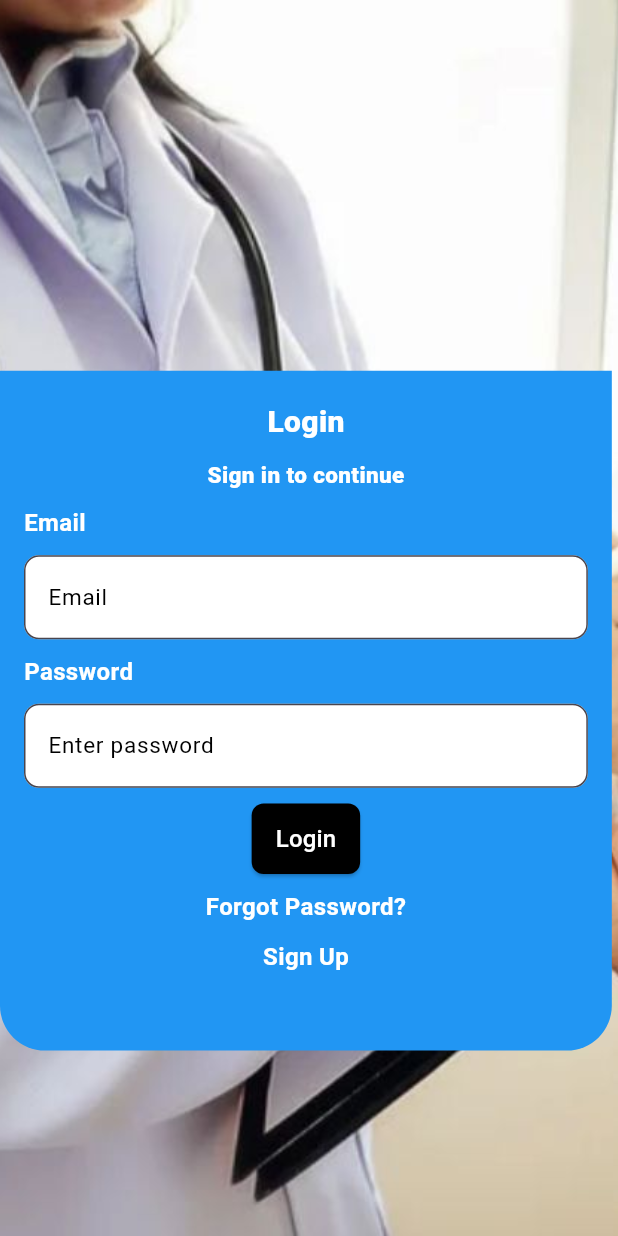
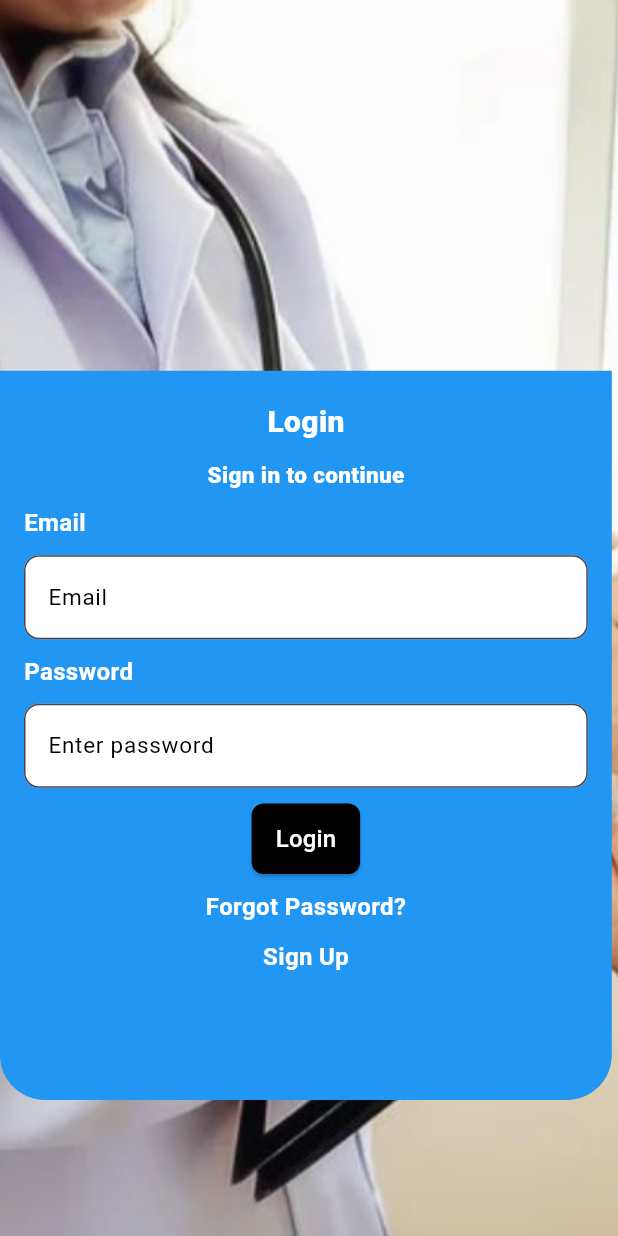
Before and after one commit to Nouman-Tasif/e-willness, a Flutter app: the LoginScreen screen opened directly, on a phone screen of 412 x 824 dp. Run offline on Flutter 3.47's test engine with Material 2 defaults, Android fonts, the phone set to English and light mode, and no system bars; our stand-ins replace cloud_firestore, firebase_auth, firebase_core, fluttertoast; accounts and stored records are empty.

Commit message:
ui issue fixed

```diff
--- a/lib/screen/login_screen.dart
+++ b/lib/screen/login_screen.dart
@@ -58,7 +58,7 @@ class _LoginScreenState extends State<LoginScreen> {
                       ),
                       color: Colors.blue,
                     ),
-                    height: height * 0.55,
+                    height: height * 0.59,
                     width: width * 0.99,
                     child: Column(
 
```
